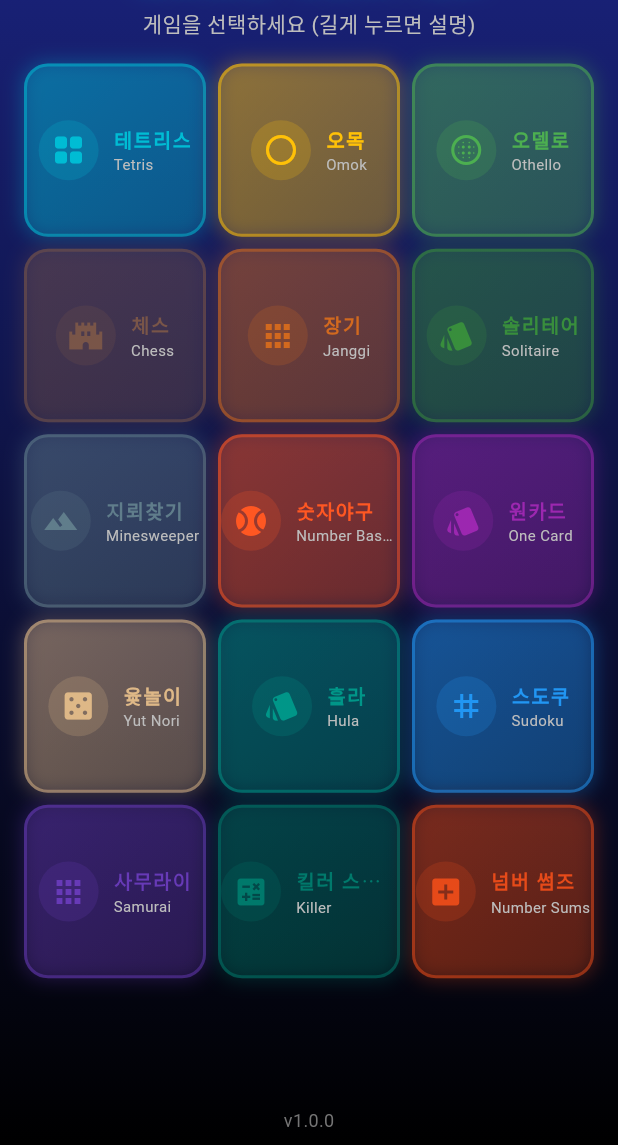
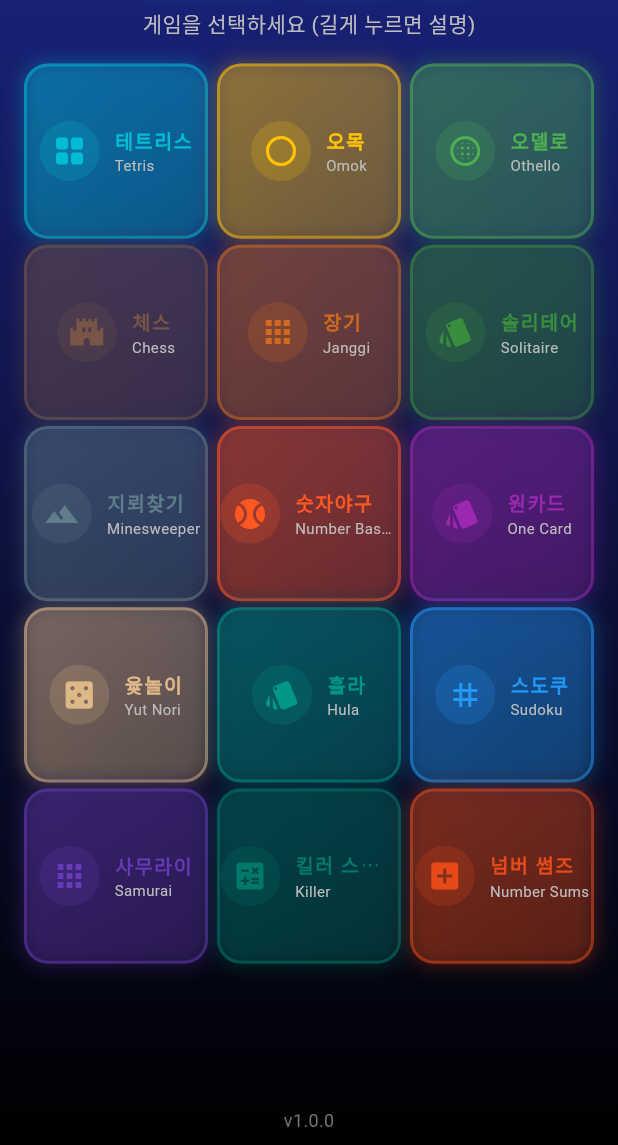
Before and after one commit to mhpark03/games, a Flutter app: the screen it shows after launch, on a phone screen of 412 x 824 dp, the part 91-1236 px from its top. Run offline on Flutter 3.47's test engine with Material 3 defaults, Android fonts, the phone set to English and light mode, and no system bars; our stand-ins replace google_mobile_ads, shared_preferences; network calls fail.

Commit message:
가로모드 홈 화면 타일 레이아웃 조정
- 가로모드 타일 비율 조정 (1.8 → 2.3)
- 세로 간격 축소 (8px → 4px)
- 배너 광고와 겹치지 않도록 개선

🤖 Generated with [Claude Code](https://claude.com/claude-code)

Co-Authored-By: Claude Opus 4.5 <noreply@anthropic.com>

```diff
--- a/lib/main.dart
+++ b/lib/main.dart
@@ -3025,11 +3025,11 @@ class _HomeScreenState extends State<HomeScreen> {
                           final isLandscapeGrid = constraints.maxWidth > constraints.maxHeight;
                           final crossAxisCount = isLandscapeGrid ? 5 : 3;
                           // 배너 광고 공간을 고려하여 aspectRatio 조정
-                          final aspectRatio = isLandscapeGrid ? 1.8 : 1.05;
+                          final aspectRatio = isLandscapeGrid ? 2.3 : 1.05;
                           return GridView.count(
                             crossAxisCount: crossAxisCount,
-                            mainAxisSpacing: 8,
-                            crossAxisSpacing: 8,
+                            mainAxisSpacing: 4,
+                            crossAxisSpacing: 6,
                             childAspectRatio: aspectRatio,
                             padding: EdgeInsets.zero,
                             children: [
```
